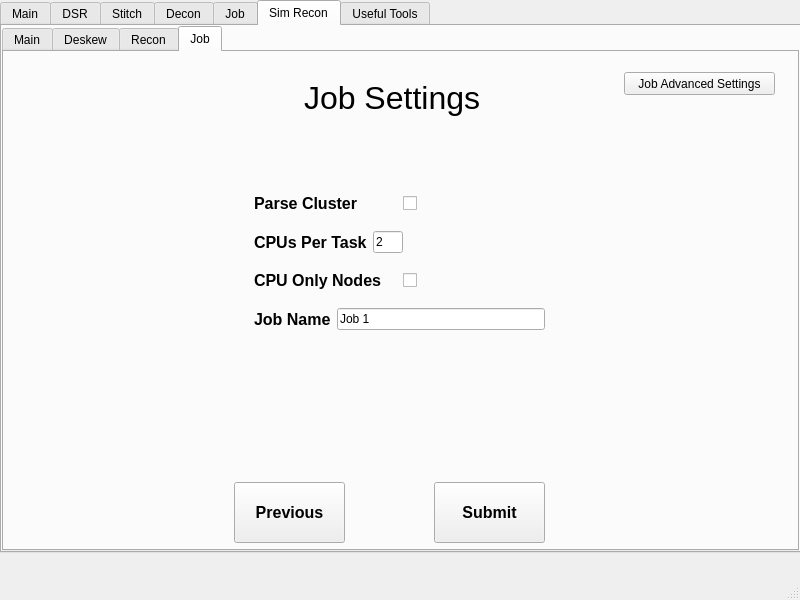
Before: the Qt Designer form mainwindow.ui in abcucberkeley/PetaKit5D-GUI, drawn with Qt 5.
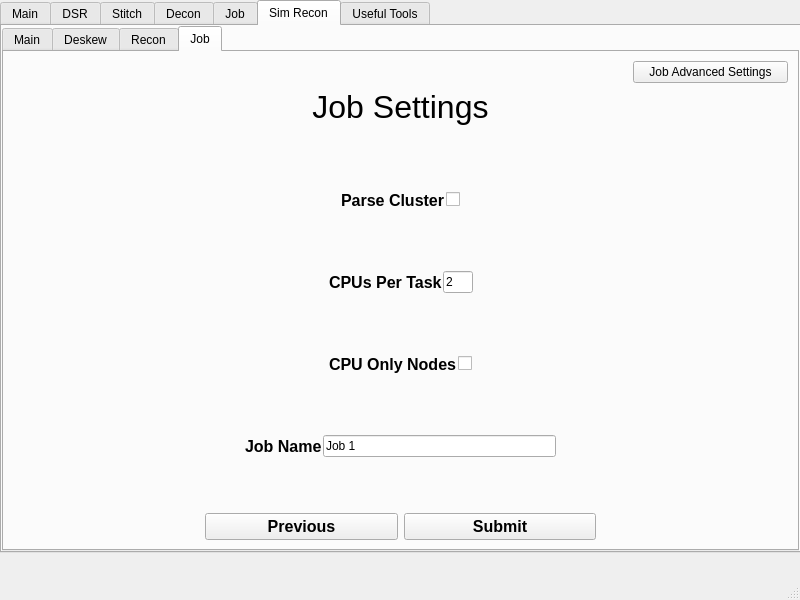
After: the same form once the commit is applied. The open tabs and pages were chosen to show the change.

Commit message: Sim Recon Job Settings is now dynamic

What changed in the file:
```diff
--- a/mainwindow.ui
+++ b/mainwindow.ui
@@ -4862,18 +4862,74 @@
          <attribute name="title">
           <string>Job</string>
          </attribute>
-         <widget class="QWidget" name="layoutWidget_20">
-          <property name="geometry">
-           <rect>
-            <x>250</x>
-            <y>130</y>
-            <width>291</width>
-            <height>161</height>
-           </rect>
-          </property>
+         <layout class="QGridLayout" name="gridLayout_9" rowstretch="2,10,1">
+          <item row="0" column="0">
+           <layout class="QVBoxLayout" name="verticalLayout_19">
+            <item>
+             <layout class="QHBoxLayout" name="horizontalLayout_151" stretch="4,1">
+              <item>
+               <spacer name="horizontalSpacer_61">
+                <property name="orientation">
+                 <enum>Qt::Horizontal</enum>
+                </property>
+                <property name="sizeHint" stdset="0">
+                 <size>
+                  <width>40</width>
+                  <height>20</height>
+                 </size>
+                </property>
+               </spacer>
+              </item>
+              <item>
+               <widget class="QPushButton" name="simReconJobAdvancedSettingsButton">
+                <property name="text">
+                 <string>Job Advanced Settings</string>
+                </property>
+               </widget>
+              </item>
+             </layout>
+            </item>
+            <item>
+             <layout class="QHBoxLayout" name="horizontalLayout_150">
+              <item>
+               <widget class="QLabel" name="simReconJobSettingsLabel">
+                <property name="font">
+                 <font>
+                  <pointsize>24</pointsize>
+                 </font>
+                </property>
+                <property name="text">
+                 <string>Job Settings</string>
+                </property>
+                <property name="alignment">
+                 <set>Qt::AlignHCenter|Qt::AlignTop</set>
+                </property>
+               </widget>
+              </item>
+             </layout>
+            </item>
+           </layout>
+          </item>
+          <item row="1" column="0">
           <layout class="QVBoxLayout" name="verticalLayout_5">
+            <property name="spacing">
+             <number>1</number>
+            </property>
            <item>
             <layout class="QHBoxLayout" name="horizontalLayout_54">
+              <item>
+               <spacer name="horizontalSpacer_62">
+                <property name="orientation">
+                 <enum>Qt::Horizontal</enum>
+                </property>
+                <property name="sizeHint" stdset="0">
+                 <size>
+                  <width>40</width>
+                  <height>20</height>
+                 </size>
+                </property>
+               </spacer>
+              </item>
              <item>
               <widget class="QLabel" name="simReconParseClusterLabel">
                <property name="font">
@@ -4901,10 +4957,52 @@
                </property>
               </widget>
              </item>
-            </layout>
-           </item>
+              <item>
+               <spacer name="horizontalSpacer_63">
+                <property name="orientation">
+                 <enum>Qt::Horizontal</enum>
+                </property>
+                <property name="sizeHint" stdset="0">
+                 <size>
+                  <width>40</width>
+                  <height>20</height>
+                 </size>
+                </property>
+               </spacer>
+              </item>
+             </layout>
+            </item>
+            <item>
+             <spacer name="verticalSpacer_39">
+              <property name="orientation">
+               <enum>Qt::Vertical</enum>
+              </property>
+              <property name="sizeType">
+               <enum>QSizePolicy::Preferred</enum>
+              </property>
+              <property name="sizeHint" stdset="0">
+               <size>
+                <width>20</width>
+                <height>10</height>
+               </size>
+              </property>
+             </spacer>
+            </item>
            <item>
             <layout class="QHBoxLayout" name="horizontalLayout_56">
+              <item>
+               <spacer name="horizontalSpacer_60">
+                <property name="orientation">
+                 <enum>Qt::Horizontal</enum>
+                </property>
+                <property name="sizeHint" stdset="0">
+                 <size>
+                  <width>40</width>
+                  <height>20</height>
+                 </size>
+                </property>
+               </spacer>
+              </item>
              <item>
               <widget class="QLabel" name="simReconCpusPerTaskLabel">
                <property name="font">
@@ -4953,8 +5051,37 @@
              </item>
             </layout>
            </item>
+            <item>
+             <spacer name="verticalSpacer_40">
+              <property name="orientation">
+               <enum>Qt::Vertical</enum>
+              </property>
+              <property name="sizeType">
+               <enum>QSizePolicy::Preferred</enum>
+              </property>
+              <property name="sizeHint" stdset="0">
+               <size>
+                <width>20</width>
+                <height>10</height>
+               </size>
+              </property>
+             </spacer>
+            </item>
            <item>
             <layout class="QHBoxLayout" name="horizontalLayout_58">
+              <item>
+               <spacer name="horizontalSpacer_64">
+                <property name="orientation">
+                 <enum>Qt::Horizontal</enum>
+                </property>
+                <property name="sizeHint" stdset="0">
+                 <size>
+                  <width>40</width>
+                  <height>20</height>
+                 </size>
+                </property>
+               </spacer>
+              </item>
              <item>
               <widget class="QLabel" name="simReconCpuOnlyNodesLabel">
                <property name="font">
@@ -4979,10 +5106,52 @@
                </property>
               </widget>
              </item>
-            </layout>
-           </item>
+              <item>
+               <spacer name="horizontalSpacer_65">
+                <property name="orientation">
+                 <enum>Qt::Horizontal</enum>
+                </property>
+                <property name="sizeHint" stdset="0">
+                 <size>
+                  <width>40</width>
+                  <height>20</height>
+                 </size>
+                </property>
+               </spacer>
+              </item>
+             </layout>
+            </item>
+            <item>
+             <spacer name="verticalSpacer_41">
+              <property name="orientation">
+               <enum>Qt::Vertical</enum>
+              </property>
+              <property name="sizeType">
+               <enum>QSizePolicy::Preferred</enum>
+              </property>
+              <property name="sizeHint" stdset="0">
+               <size>
+                <width>20</width>
+                <height>10</height>
+               </size>
+              </property>
+             </spacer>
+            </item>
            <item>
             <layout class="QHBoxLayout" name="horizontalLayout_59">
+              <item>
+               <spacer name="horizontalSpacer_66">
+                <property name="orientation">
+                 <enum>Qt::Horizontal</enum>
+                </property>
+                <property name="sizeHint" stdset="0">
+                 <size>
+                  <width>40</width>
+                  <height>20</height>
+                 </size>
+                </property>
+               </spacer>
+              </item>
              <item>
               <widget class="QLabel" name="simReconJobNameLabel">
                <property name="font">
@@ -5004,19 +5173,40 @@
                </property>
               </widget>
              </item>
+              <item>
+               <spacer name="horizontalSpacer_67">
+                <property name="orientation">
+                 <enum>Qt::Horizontal</enum>
+                </property>
+                <property name="sizeHint" stdset="0">
+                 <size>
+                  <width>40</width>
+                  <height>20</height>
+                 </size>
+                </property>
+               </spacer>
+              </item>
             </layout>
            </item>
           </layout>
-         </widget>
+          </item>
+          <item row="2" column="0">
+           <layout class="QHBoxLayout" name="horizontalLayout_152" stretch="1,1,1,1">
+            <item>
+             <spacer name="horizontalSpacer_68">
+              <property name="orientation">
+               <enum>Qt::Horizontal</enum>
+              </property>
+              <property name="sizeHint" stdset="0">
+               <size>
+                <width>40</width>
+                <height>20</height>
+               </size>
+              </property>
+             </spacer>
+            </item>
+            <item>
          <widget class="QPushButton" name="simReconJobPreviousButton">
-          <property name="geometry">
-           <rect>
-            <x>230</x>
-            <y>430</y>
-            <width>111</width>
-            <height>61</height>
-           </rect>
-          </property>
           <property name="font">
            <font>
             <pointsize>12</pointsize>
@@ -5028,15 +5218,9 @@
            <string>Previous</string>
           </property>
          </widget>
+            </item>
+            <item>
          <widget class="QPushButton" name="simReconSubmitButton">
-          <property name="geometry">
-           <rect>
-            <x>430</x>
-            <y>430</y>
-            <width>111</width>
-            <height>61</height>
-           </rect>
-          </property>
           <property name="font">
            <font>
             <pointsize>12</pointsize>
@@ -5048,37 +5232,23 @@
            <string>Submit</string>
           </property>
          </widget>
-         <widget class="QLabel" name="simReconJobSettingsLabel">
-          <property name="geometry">
-           <rect>
-            <x>300</x>
-            <y>10</y>
-            <width>201</width>
-            <height>71</height>
-           </rect>
-          </property>
-          <property name="font">
-           <font>
-            <pointsize>24</pointsize>
-           </font>
-          </property>
-          <property name="text">
-           <string>Job Settings</string>
-          </property>
-         </widget>
-         <widget class="QPushButton" name="simReconJobAdvancedSettingsButton">
-          <property name="geometry">
-           <rect>
-            <x>620</x>
-            <y>20</y>
-            <width>151</width>
-            <height>23</height>
-           </rect>
-          </property>
-          <property name="text">
-           <string>Job Advanced Settings</string>
-          </property>
-         </widget>
+            </item>
+            <item>
+             <spacer name="horizontalSpacer_69">
+              <property name="orientation">
+               <enum>Qt::Horizontal</enum>
+              </property>
+              <property name="sizeHint" stdset="0">
+               <size>
+                <width>40</width>
+                <height>20</height>
+               </size>
+              </property>
+             </spacer>
+            </item>
+           </layout>
+          </item>
+         </layout>
         </widget>
        </widget>
       </item>
```
Left out of the diff: 2 changed lines with no effect on the pictures. Lines whose indentation alone changed are shown as unchanged.
